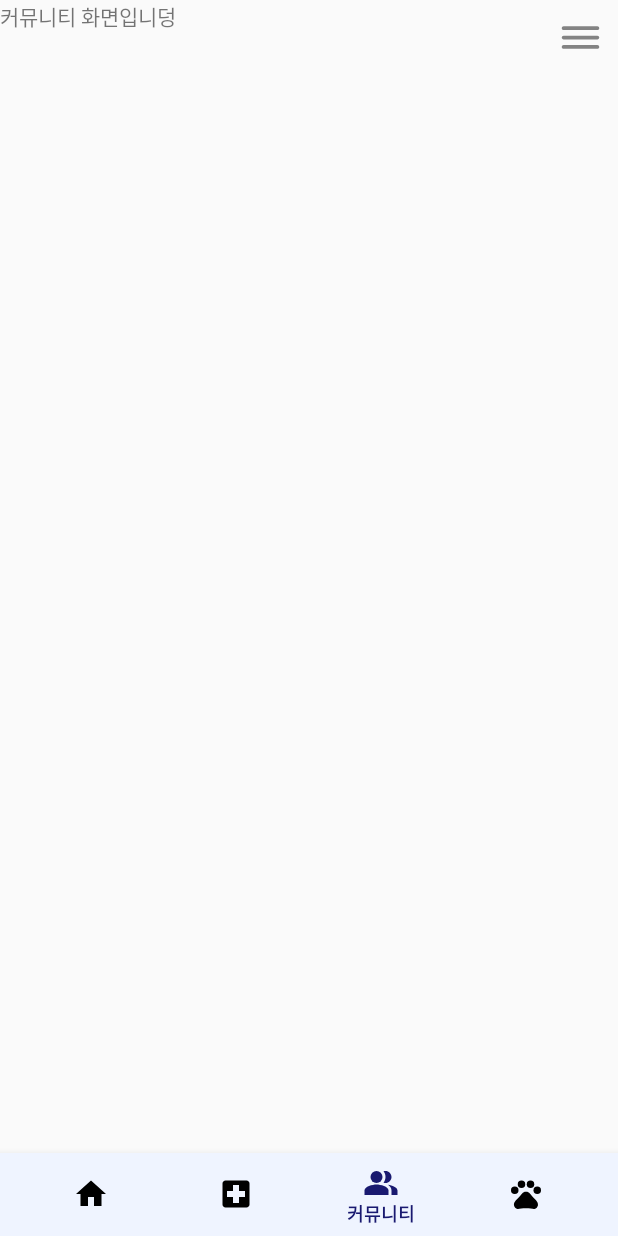
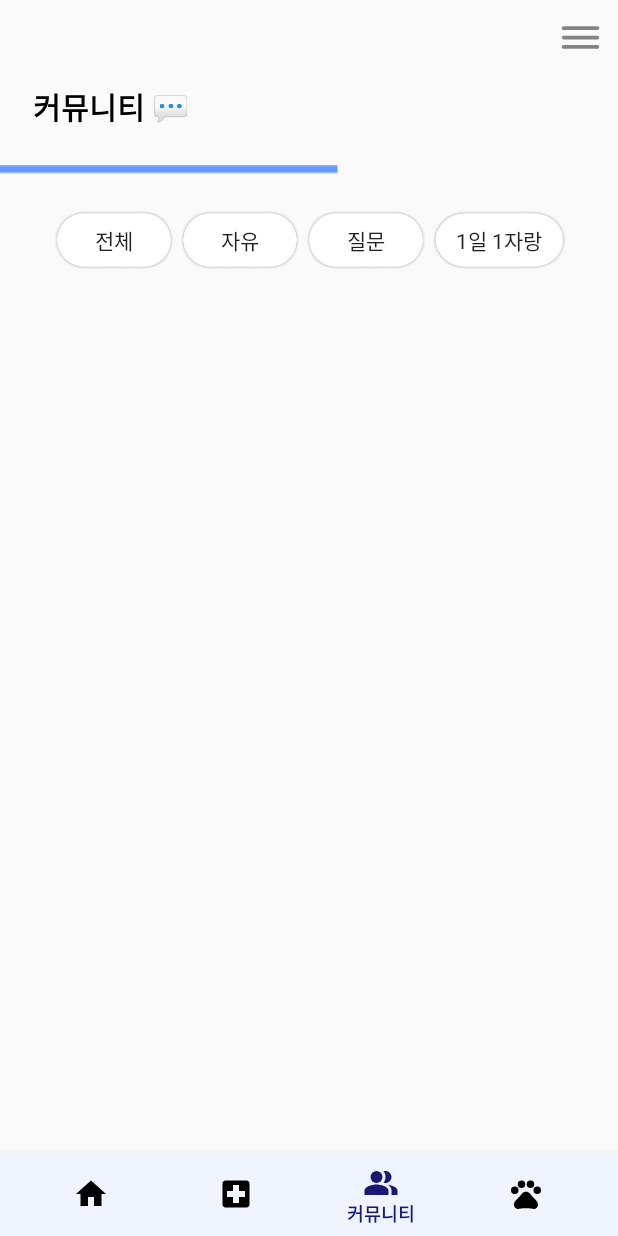
Before and after one commit to meongnyang/front-end, an Android app: the screen it shows after launch (NaviActivity), item 3 of the bottom bar chosen, on a phone screen of 412 x 824 dp. Run offline under Robolectric (Android 15) with nearby library versions, the phone set to English and light mode, and no system bars; our stand-ins replace data binding.

Commit message:
ADD: 커뮤니티 recyclerview

```diff
--- a/app/src/main/java/com/example/meongnyang/community/CommuFragment.kt
+++ b/app/src/main/java/com/example/meongnyang/community/CommuFragment.kt
@@ -6,11 +6,14 @@ import android.view.LayoutInflater
 import android.view.View
 import android.view.ViewGroup
 import com.example.meongnyang.R
+import com.example.meongnyang.model.Place
+import com.example.meongnyang.model.Post
 
 class CommuFragment : Fragment() {
+    private lateinit var postList: ArrayList<Post>
     override fun onCreateView(inflater: LayoutInflater, container: ViewGroup?,
                               savedInstanceState: Bundle?): View? {
         // Inflate the layout for this fragment
-        return inflater.inflate(R.layout.fragment_commu, container, false)
+        return inflater.inflate(R.layout.commu_fragment_main, container, false)
     }
 }
--- a/app/src/main/java/com/example/meongnyang/community/CommuViewModel.kt
+++ b/app/src/main/java/com/example/meongnyang/community/CommuViewModel.kt
@@ -3,5 +3,4 @@ package com.example.meongnyang.community
 import androidx.lifecycle.ViewModel
 
 class CommuViewModel : ViewModel() {
-
 }
--- /dev/null
+++ b/app/src/main/res/layout/commu_fragment_main.xml
@@ -0,0 +1,101 @@
+<?xml version="1.0" encoding="utf-8"?>
+<layout xmlns:android="http://schemas.android.com/apk/res/android"
+    xmlns:app="http://schemas.android.com/apk/res-auto"
+    xmlns:tools="http://schemas.android.com/tools">
+    <data>
+        <variable
+            name="posts"
+            type="com.example.meongnyang.model.Post" />
+    </data>
+    <androidx.constraintlayout.widget.ConstraintLayout
+        android:id="@+id/frameLayout3"
+        android:layout_width="match_parent"
+        android:layout_height="match_parent"
+        tools:context=".community.CommuFragment">
+        <ImageView
+            android:id="@+id/imageView16"
+            android:layout_width="wrap_content"
+            android:layout_height="wrap_content"
+            android:layout_marginTop="24dp"
+            android:src="@drawable/ic_blueline"
+            app:layout_constraintEnd_toEndOf="parent"
+            app:layout_constraintHorizontal_bias="0.0"
+            app:layout_constraintStart_toStartOf="parent"
+            app:layout_constraintTop_toBottomOf="@+id/textView21" />
+
+        <TextView
+            android:id="@+id/textView21"
+            android:layout_width="wrap_content"
+            android:layout_height="wrap_content"
+            android:layout_marginStart="22dp"
+            android:layout_marginTop="56dp"
+            android:fontFamily="@font/gothic"
+            android:text="커뮤니티 💬"
+            android:textColor="#000000"
+            android:textSize="20sp"
+            android:textStyle="bold"
+            app:layout_constraintStart_toStartOf="parent"
+            app:layout_constraintTop_toTopOf="parent" />
+
+        <Button
+            android:id="@+id/button3"
+            android:layout_width="90dp"
+            android:layout_height="40dp"
+            android:layout_marginStart="4dp"
+            android:layout_marginTop="24dp"
+            android:layout_marginEnd="20dp"
+            android:background="@drawable/select_button"
+            android:fontFamily="@font/gothic"
+            android:text="1일 1자랑"
+            app:layout_constraintEnd_toEndOf="parent"
+            app:layout_constraintHorizontal_bias="0.0"
+            app:layout_constraintStart_toEndOf="@+id/button2"
+            app:layout_constraintTop_toBottomOf="@+id/imageView16" />
+
+        <Button
+            android:id="@+id/button5"
+            android:layout_width="80dp"
+            android:layout_height="40dp"
+            android:layout_marginStart="36dp"
+            android:layout_marginTop="24dp"
+            android:background="@drawable/select_button"
+            android:fontFamily="@font/gothic"
+            android:text="전체"
+            app:layout_constraintStart_toStartOf="parent"
+            app:layout_constraintTop_toBottomOf="@+id/imageView16" />
+
+        <Button
+            android:id="@+id/button2"
+            android:layout_width="80dp"
+            android:layout_height="40dp"
+            android:layout_marginStart="4dp"
+            android:layout_marginTop="24dp"
+            android:background="@drawable/select_button"
+            android:fontFamily="@font/gothic"
+            android:text="질문"
+            app:layout_constraintStart_toEndOf="@+id/button"
+            app:layout_constraintTop_toBottomOf="@+id/imageView16" />
+
+        <Button
+            android:id="@+id/button"
+            android:layout_width="80dp"
+            android:layout_height="40dp"
+            android:layout_marginStart="4dp"
+            android:layout_marginTop="24dp"
+            android:background="@drawable/select_button"
+            android:fontFamily="@font/gothic"
+            android:text="자유"
+            app:layout_constraintStart_toEndOf="@+id/button5"
+            app:layout_constraintTop_toBottomOf="@+id/imageView16" />
+
+        <androidx.recyclerview.widget.RecyclerView
+            android:layout_width="413dp"
+            android:layout_height="wrap_content"
+            android:layout_marginTop="20dp"
+            app:layout_constraintEnd_toEndOf="parent"
+            app:layout_constraintStart_toStartOf="parent"
+            app:layout_constraintTop_toBottomOf="@+id/button3"
+            tools:listitem="@layout/commu_list_layout" />
+
+    </androidx.constraintlayout.widget.ConstraintLayout>
+</layout>
--- a/app/src/main/res/layout/fragment_commu.xml
+++ /dev/null
@@ -1,14 +0,0 @@
-<?xml version="1.0" encoding="utf-8"?>
-<FrameLayout xmlns:android="http://schemas.android.com/apk/res/android"
-    xmlns:tools="http://schemas.android.com/tools"
-    android:layout_width="match_parent"
-    android:layout_height="match_parent"
-    tools:context=".community.CommuFragment">
-
-    <!-- TODO: Update blank fragment layout -->
-    <TextView
-        android:layout_width="match_parent"
-        android:layout_height="match_parent"
-        android:text="커뮤니티 화면입니덩" />
-
-</FrameLayout>
```
Also changed, not shown: app/src/main/java/com/example/meongnyang/community/PostListAdapter.kt (added, +54 -0 lines), app/src/main/java/com/example/meongnyang/model/Post.kt (added, +12 -0 lines), app/src/main/res/layout/commu_list_layout.xml (added, +54 -0 lines), app/src/main/res/drawable-v24/ic_commu_list.png (added).
